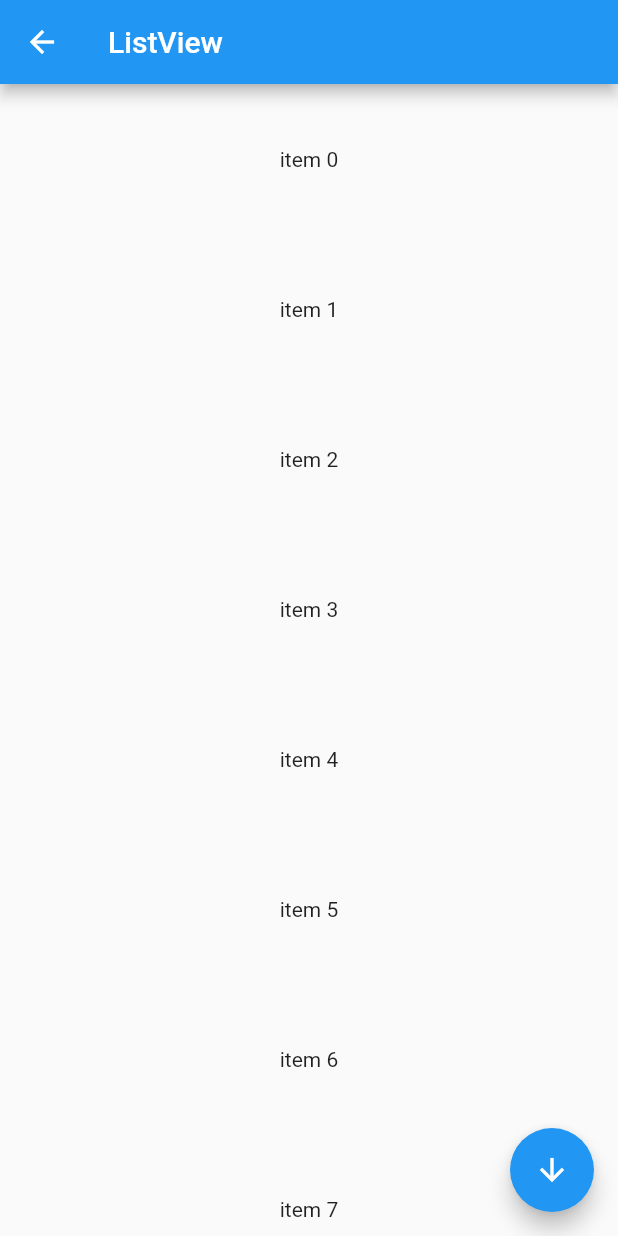
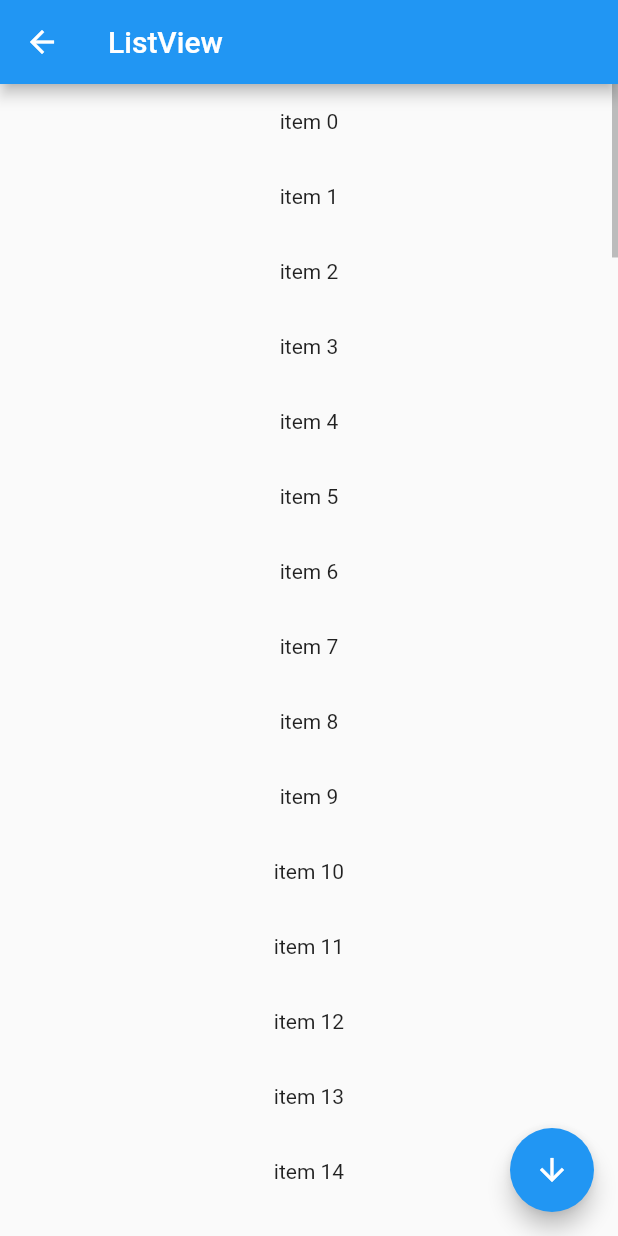
Before and after one commit to laihaojie/flutter_learn, a Flutter app: the LearnListView screen opened directly, on a phone screen of 412 x 824 dp. Run offline on Flutter 3.47's test engine with Material 2 defaults, Android fonts, the phone set to English and light mode, and no system bars; our stand-ins replace get, getwidget.

Commit message:
chore: update

```diff
--- a/lib/pages/learn_page/learn_widget/learn_list_view.dart
+++ b/lib/pages/learn_page/learn_widget/learn_list_view.dart
@@ -35,11 +35,47 @@ class LearnListView extends StatelessWidget {
       ),
 
       // body: const ListVIewSeparated(),
-      body: ListView.builder(
+      // body: ListViewController(controller: _controller),
+      // body: ListViewScrollbar(controller: _controller),
+      body: RefreshIndicator(
+        onRefresh: () async {
+          await Future.delayed(const Duration(seconds: 1));
+          print('刷新');
+        },
+        strokeWidth: 4.0,
+        color: Colors.red,
+        backgroundColor: Colors.blue,
+        child: NotificationListener(
+          // 事件冒泡拦截
+          onNotification: (notification) {
+            print(notification);
+
+            return false; // true:阻止冒泡，false:继续冒泡
+          },
+          child: ListViewScrollbar(controller: _controller),
+        ),
+      ),
+    );
+  }
+}
+
+class ListViewScrollbar extends StatelessWidget {
+  const ListViewScrollbar({
+    Key? key,
+    required ScrollController controller,
+  })  : _controller = controller,
+        super(key: key);
+
+  final ScrollController _controller;
+
+  @override
+  Widget build(BuildContext context) {
+    return Scrollbar(
+      thumbVisibility: true, // 是否一直显示滚动条
+      controller: _controller,
+      child: ListView.builder(
         padding: const EdgeInsets.only(bottom: 100),
         controller: _controller,
-        // physics: const NeverScrollableScrollPhysics(), // 限制列表无法滚动
-        physics: const BouncingScrollPhysics(), // 下拉到顶部的回弹效果
         itemCount: 100,
         itemBuilder: (context, index) {
           return Container(
@@ -48,8 +84,36 @@ class LearnListView extends StatelessWidget {
             child: Text('item $index'),
           );
         },
-        itemExtent: 100, // 主轴方向高度限制为100
       ),
+    );
+  }
+}
+
+class ListViewController extends StatelessWidget {
+  const ListViewController({
+    Key? key,
+    required ScrollController controller,
+  })  : _controller = controller,
+        super(key: key);
+
+  final ScrollController _controller;
+
+  @override
+  Widget build(BuildContext context) {
+    return ListView.builder(
+      padding: const EdgeInsets.only(bottom: 100),
+      controller: _controller,
+      // physics: const NeverScrollableScrollPhysics(), // 限制列表无法滚动
+      physics: const BouncingScrollPhysics(), // 下拉到顶部的回弹效果
+      itemCount: 100,
+      itemBuilder: (context, index) {
+        return Container(
+          height: 50,
+          alignment: Alignment.center,
+          child: Text('item $index'),
+        );
+      },
+      itemExtent: 100, // 主轴方向高度限制为100
     );
   }
 }
```
